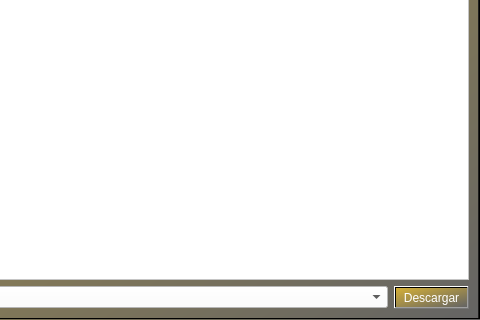
The window that UI/interfaz.ui (dtrejo0611/TrabajoTerminal) describes before a commit, drawn with Qt 5; both pictures show x 503 to 983 and y 406 to 726 of the 983 by 726 pixel window.
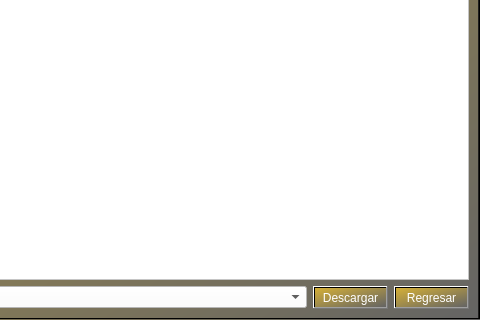
The same window after the commit. The open tabs and pages were chosen to show the change.

Commit message: Interfaz Finalizada

Diff of the .ui file:
```diff
--- a/UI/interfaz.ui
+++ b/UI/interfaz.ui
@@ -424,6 +424,13 @@
             </property>
            </widget>
           </item>
+          <item>
+           <widget class="QPushButton" name="regreso">
+            <property name="text">
+             <string>Regresar</string>
+            </property>
+           </widget>
+          </item>
          </layout>
         </item>
        </layout>
```
Left out of the diff: 2 changed lines with no effect on the pictures. The commit also changes 1 other file.
